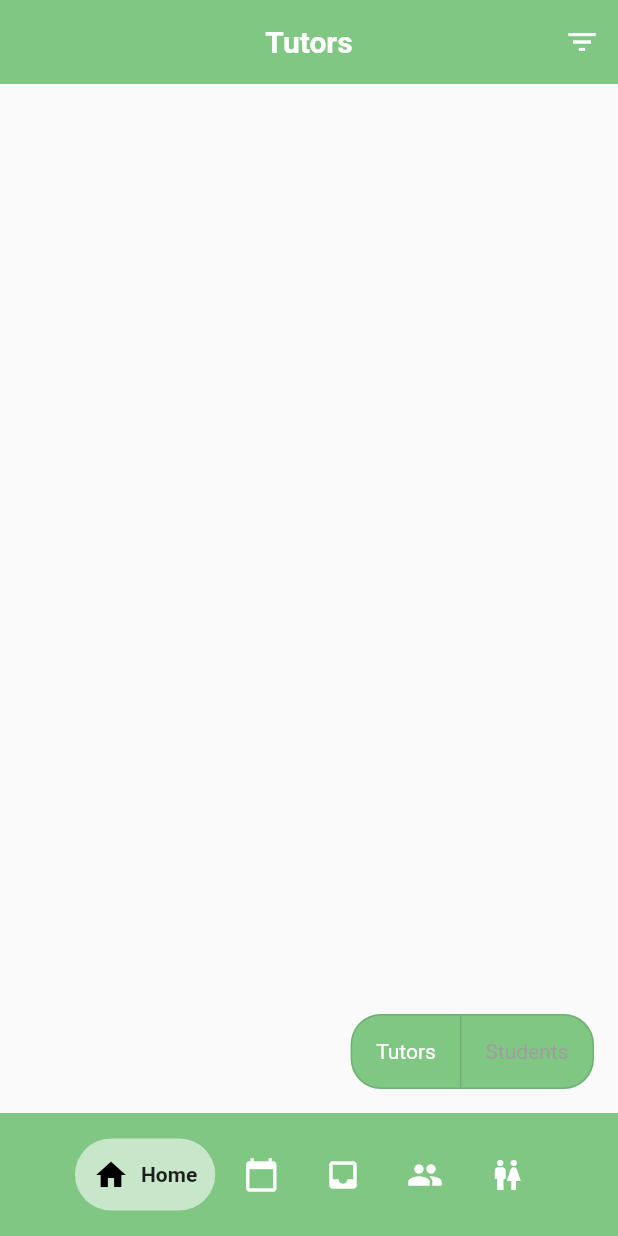
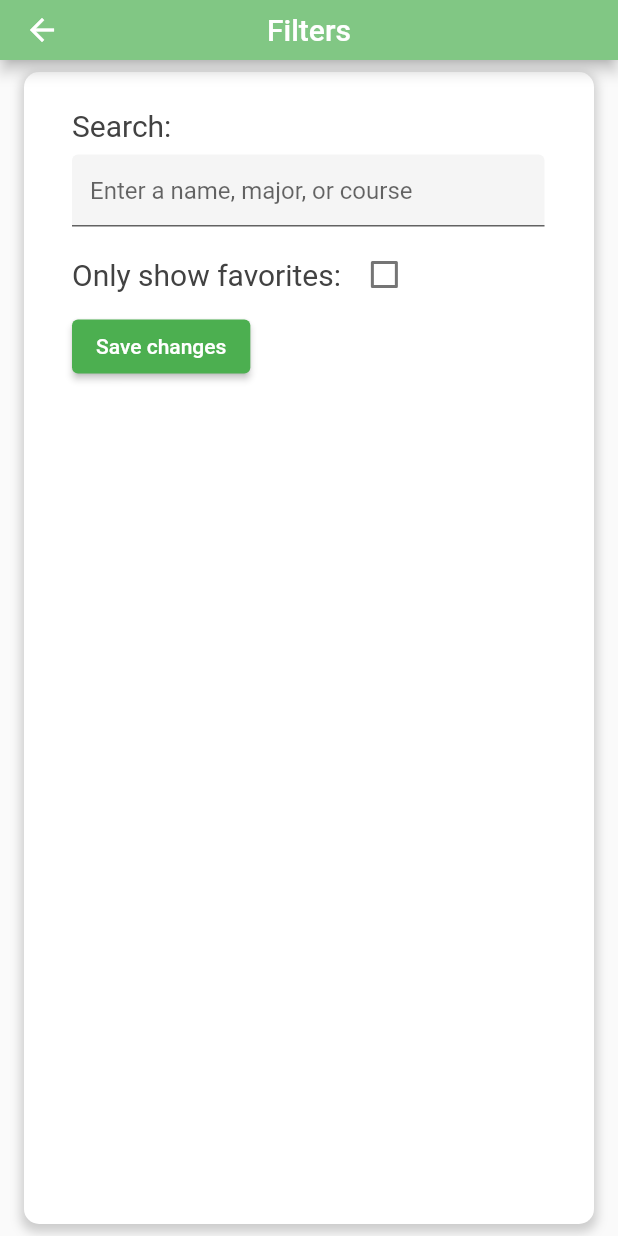
Before and after one commit to tonychengu/project_tutorial, a Flutter app: the screen it shows once a user with an empty profile is signed in, after a tap on the "filter list" icon, on a phone screen of 412 x 824 dp. Run offline on Flutter 3.47's test engine with Material 2 defaults, Android fonts, the phone set to English and light mode, and no system bars; drawn by our look-alikes of google_nav_bar; our stand-ins replace cloud_firestore, firebase_auth, firebase_core, firebase_storage, flutter_local_notifications, flutter_rating_bar and 3 more; missing offline and left inert: controller, path_provider_android, path_provider_ios, path_provider_windows, time_range_picker; accounts and stored records are empty; network calls fail.

Commit message:
user info, filters pages

```diff
--- /dev/null
+++ b/lib/page/filters.dart
@@ -0,0 +1,140 @@
+import 'package:flutter/material.dart';
+// model import
+import 'package:project_tutorial/model/user.dart';
+// util import
+import 'package:project_tutorial/util/user_info.dart';
+import 'package:project_tutorial/util/firestore.dart';
+// widget import
+import 'package:project_tutorial/widget/profile_widget.dart';
+import 'package:project_tutorial/widget/numbers_widget.dart';
+
+class FiltersPage extends StatefulWidget {
+  const FiltersPage({Key? key}) : super(key: key);
+
+  @override
+  Widget build(BuildContext context) {
+    return Scaffold();
+  }
+
+  @override
+  State<FiltersPage> createState() => _FiltersPageState();
+}
+
+class _FiltersPageState extends State<FiltersPage> {
+  bool checkedValue = false;
+  late TextEditingController controller;
+
+  @override
+  void initState() {
+    super.initState();
+    controller = TextEditingController();
+  }
+
+  @override
+  void dispose() {
+    controller.dispose();
+    super.dispose();
+  }
+
+  @override
+  Widget build(BuildContext context) {
+    return Scaffold(
+      appBar: AppBar(
+        leading: BackButton(),
+        backgroundColor: Colors.green[300],
+        centerTitle: true,
+        toolbarHeight: 40,
+        automaticallyImplyLeading: false,
+        title: const Text(
+          'Filters',
+          style: TextStyle(fontSize: 20),
+        ),
+      ),
+      body: Padding(
+        padding: const EdgeInsets.symmetric(vertical: 8.0, horizontal: 16.0),
+        child: Container(
+          decoration: BoxDecoration(
+            borderRadius: BorderRadius.circular(10),
+            color: Colors.white,
+            boxShadow: [
+              BoxShadow(
+                color: Colors.grey.withOpacity(0.5),
+                spreadRadius: 2,
+                blurRadius: 5,
+                offset: Offset(0, 3),
+              ),
+            ],
+          ),
+          child: Container(
+            padding: const EdgeInsets.symmetric(horizontal: 16.0),
+            child: Row(
+              crossAxisAlignment: CrossAxisAlignment.start,
+              children: [
+                Padding(
+                  padding: const EdgeInsets.all(16.0),
+                  child: Column(
+                    crossAxisAlignment: CrossAxisAlignment.start,
+                    children: [
+                      const SizedBox(height: 8),
+                      Text(
+                        'Search: ',
+                        style: TextStyle(
+                          fontSize: 20,
+                          color: Colors.grey.shade800,
+                        ),
+                      ),
+                      SizedBox(height: 8),
+                      SizedBox(
+                        width: 315,
+                        child: TextField(
+                          maxLines: 1,
+                          controller: controller,
+                          decoration: const InputDecoration(
+                            filled: true,
+                            focusedBorder: OutlineInputBorder(
+                                borderSide:
+                                    BorderSide(width: 1, color: Colors.black)),
+                            hintText: 'Enter a name, major, or course',
+                          ),
+                        ),
+                      ),
+                      const SizedBox(height: 8),
+                      Row(
+                        children: [
+                          Text(
+                            'Only show favorites: ',
+                            style: TextStyle(
+                              fontSize: 20,
+                              color: Colors.grey.shade800,
+                            ),
+                          ),
+                          Checkbox(
+                            value: checkedValue,
+                            onChanged: (value) => setState(
+                              () {
+                                checkedValue = value!;
+                              },
+                            ),
+                          ),
+                        ],
+                      ),
+
+                      ElevatedButton(
+                        onPressed: () {
+                          Navigator.of(context).pop(controller.text);
+                          //also save checkbox state
+                        },
+                        child: Text('Save changes'),
+                      ),
+                      //submit button
+                    ],
+                  ),
+                ),
+              ],
+            ),
+          ),
+        ),
+      ),
+    );
+  }
+}
--- a/lib/page/home_page.dart
+++ b/lib/page/home_page.dart
@@ -8,25 +8,8 @@ import 'package:project_tutorial/util/firestore.dart';
 import 'package:project_tutorial/widget/profile_widget.dart';
 import 'package:project_tutorial/widget/numbers_widget.dart';
 
-class User_home_tmp {
-  final String uid;
-  final String name;
-  final String year;
-  final String major;
-  final List<String> courses;
-  final double rating;
-  final int numSessions;
-
-  User_home_tmp({
-    required this.uid,
-    required this.name,
-    required this.year,
-    required this.major,
-    required this.courses,
-    required this.rating,
-    required this.numSessions,
-  });
-}
+import 'package:project_tutorial/page/filters.dart';
+import 'package:project_tutorial/page/about_user.dart';
 
 class HomePage extends StatefulWidget {
   const HomePage({Key? key}) : super(key: key);
@@ -145,7 +128,7 @@ class _HomePageState extends State<HomePage> {
   List<User_home_tmp> _students = [];
 
   List<User_home_tmp> get _users => _showTutors ? _tutors : _students;
-
+  @override
   void initState() {
     super.initState();
 
@@ -218,7 +201,10 @@ class _HomePageState extends State<HomePage> {
           IconButton(
             icon: const Icon(Icons.filter_list),
             tooltip: 'Filters',
-            onPressed: () {},
+            onPressed: () => Navigator.of(context)
+                .push(MaterialPageRoute(builder: (BuildContext context) {
+              return const FiltersPage();
+            })),
           ),
         ],
       ),
@@ -242,6 +228,15 @@ class _HomePageState extends State<HomePage> {
                   ),
                 ],
               ),
+              child: InkWell(
+                onTap: () {
+                  Navigator.push(
+                    context,
+                    MaterialPageRoute(
+                      builder: (context) => UserInfoPage(user: user),
+                    ),
+                  );
+                },
                 child: Container(
                   padding: const EdgeInsets.symmetric(horizontal: 16.0),
                   child: Row(
@@ -267,7 +262,8 @@ class _HomePageState extends State<HomePage> {
                                   _showTutors ? Colors.red : Colors.red,
                             ),
                           ],
-                        )),
+                        ),
+                      ),
                       Expanded(
                         child: Column(
                           crossAxisAlignment: CrossAxisAlignment.start,
@@ -328,6 +324,7 @@ class _HomePageState extends State<HomePage> {
                   ),
                 ),
               ),
+            ),
           );
         },
       ),
```
Also changed, not shown: lib/page/about_user.dart (added, +126 -0 lines). Lines whose indentation alone changed are shown as unchanged.
